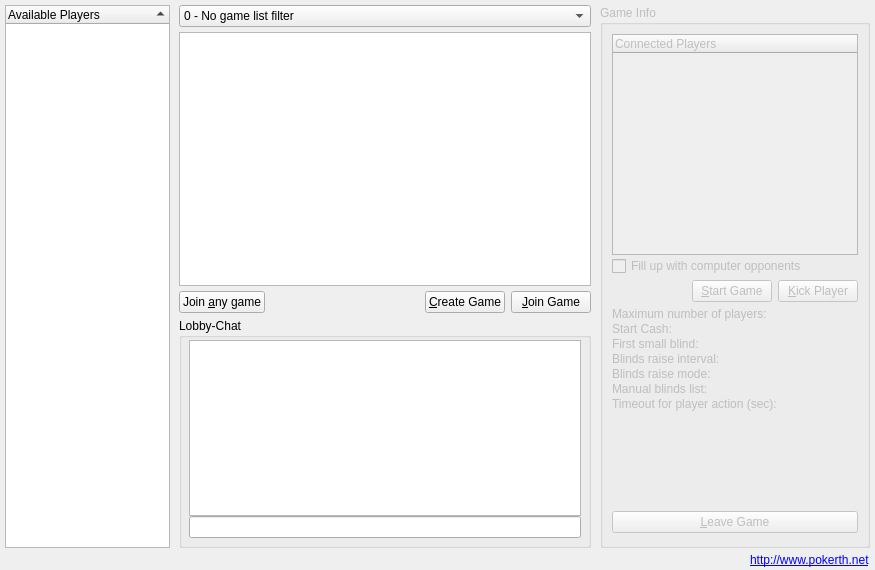
Qt form src/gui/qt/gamelobbydialog.ui (pokerth/pokerth) before a commit.
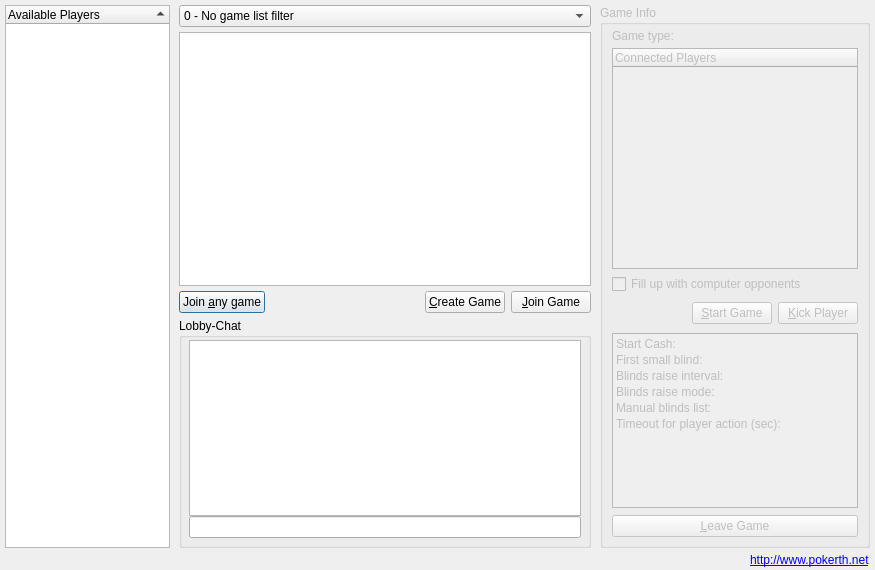
The same form after that commit.

Commit message: GUI: lobby game infos changes (not ready)

```diff
--- a/src/gui/qt/gamelobbydialog.ui
+++ b/src/gui/qt/gamelobbydialog.ui
@@ -80,312 +80,6 @@
      </column>
     </widget>
    </item>
-   <item row="0" column="2" rowspan="4">
-    <widget class="QGroupBox" name="groupBox_GameInfo">
-     <property name="enabled">
-      <bool>false</bool>
-     </property>
-     <property name="sizePolicy">
-      <sizepolicy hsizetype="Expanding" vsizetype="Expanding">
-       <horstretch>0</horstretch>
-       <verstretch>0</verstretch>
-      </sizepolicy>
-     </property>
-     <property name="minimumSize">
-      <size>
-       <width>270</width>
-       <height>0</height>
-      </size>
-     </property>
-     <property name="maximumSize">
-      <size>
-       <width>270</width>
-       <height>16777215</height>
-      </size>
-     </property>
-     <property name="title">
-      <string>Game Info</string>
-     </property>
-     <layout class="QVBoxLayout" name="verticalLayout">
-      <property name="spacing">
-       <number>1</number>
-      </property>
-      <item>
-       <widget class="QTreeWidget" name="treeWidget_connectedPlayers">
-        <property name="minimumSize">
-         <size>
-          <width>221</width>
-          <height>221</height>
-         </size>
-        </property>
-        <property name="midLineWidth">
-         <number>1</number>
-        </property>
-        <property name="iconSize">
-         <size>
-          <width>25</width>
-          <height>26</height>
-         </size>
-        </property>
-        <property name="indentation">
-         <number>15</number>
-        </property>
-        <column>
-         <property name="text">
-          <string>Connected Players</string>
-         </property>
-        </column>
-       </widget>
-      </item>
-      <item>
-       <widget class="QCheckBox" name="checkBox_fillUpWithComputerOpponents">
-        <property name="text">
-         <string>Fill up with computer opponents</string>
-        </property>
-       </widget>
-      </item>
-      <item>
-       <layout class="QHBoxLayout">
-        <property name="spacing">
-         <number>6</number>
-        </property>
-        <property name="topMargin">
-         <number>3</number>
-        </property>
-        <property name="bottomMargin">
-         <number>4</number>
-        </property>
-        <item>
-         <spacer>
-          <property name="orientation">
-           <enum>Qt::Horizontal</enum>
-          </property>
-          <property name="sizeHint" stdset="0">
-           <size>
-            <width>40</width>
-            <height>20</height>
-           </size>
-          </property>
-         </spacer>
-        </item>
-        <item>
-         <widget class="QPushButton" name="pushButton_StartGame">
-          <property name="enabled">
-           <bool>false</bool>
-          </property>
-          <property name="text">
-           <string>&amp;Start Game</string>
-          </property>
-         </widget>
-        </item>
-        <item>
-         <widget class="QPushButton" name="pushButton_Kick">
-          <property name="text">
-           <string>&amp;Kick Player</string>
-          </property>
-         </widget>
-        </item>
-       </layout>
-      </item>
-      <item>
-       <layout class="QHBoxLayout">
-        <item>
-         <widget class="QLabel" name="label_gameDesc1">
-          <property name="text">
-           <string>Maximum number of players: </string>
-          </property>
-         </widget>
-        </item>
-        <item>
-         <widget class="QLabel" name="label_MaximumNumberOfPlayers">
-          <property name="alignment">
-           <set>Qt::AlignRight|Qt::AlignTrailing|Qt::AlignVCenter</set>
-          </property>
-         </widget>
-        </item>
-       </layout>
-      </item>
-      <item>
-       <layout class="QHBoxLayout">
-        <item>
-         <widget class="QLabel" name="label_gameDesc2">
-          <property name="text">
-           <string>Start Cash: </string>
-          </property>
-         </widget>
-        </item>
-        <item>
-         <widget class="QLabel" name="label_StartCash">
-          <property name="alignment">
-           <set>Qt::AlignRight|Qt::AlignTrailing|Qt::AlignVCenter</set>
-          </property>
-         </widget>
-        </item>
-       </layout>
-      </item>
-      <item>
-       <layout class="QHBoxLayout">
-        <item>
-         <widget class="QLabel" name="label_gameDesc3">
-          <property name="text">
-           <string>First small blind: </string>
-          </property>
-         </widget>
-        </item>
-        <item>
-         <widget class="QLabel" name="label_SmallBlind">
-          <property name="alignment">
-           <set>Qt::AlignRight|Qt::AlignTrailing|Qt::AlignVCenter</set>
-          </property>
-         </widget>
-        </item>
-       </layout>
-      </item>
-      <item>
-       <layout class="QHBoxLayout">
-        <item>
-         <widget class="QLabel" name="label_gameDesc4">
-          <property name="text">
-           <string>Blinds raise interval: </string>
-          </property>
-          <property name="alignment">
-           <set>Qt::AlignLeading|Qt::AlignLeft|Qt::AlignTop</set>
-          </property>
-         </widget>
-        </item>
-        <item>
-         <widget class="QLabel" name="label_blindsRaiseIntervall">
-          <property name="alignment">
-           <set>Qt::AlignRight|Qt::AlignTop|Qt::AlignTrailing</set>
-          </property>
-         </widget>
-        </item>
-       </layout>
-      </item>
-      <item>
-       <layout class="QHBoxLayout">
-        <item>
-         <widget class="QLabel" name="label_gameDesc5">
-          <property name="text">
-           <string>Blinds raise mode: </string>
-          </property>
-          <property name="alignment">
-           <set>Qt::AlignLeading|Qt::AlignLeft|Qt::AlignTop</set>
-          </property>
-         </widget>
-        </item>
-        <item>
-         <widget class="QLabel" name="label_blindsRaiseMode">
-          <property name="text">
-           <string/>
-          </property>
-          <property name="alignment">
-           <set>Qt::AlignRight|Qt::AlignTop|Qt::AlignTrailing</set>
-          </property>
-          <property name="wordWrap">
-           <bool>true</bool>
-          </property>
-         </widget>
-        </item>
-       </layout>
-      </item>
-      <item>
-       <layout class="QHBoxLayout">
-        <item>
-         <widget class="QLabel" name="label_gameDesc6">
-          <property name="text">
-           <string>Manual blinds list:</string>
-          </property>
-          <property name="alignment">
-           <set>Qt::AlignLeading|Qt::AlignLeft|Qt::AlignTop</set>
-          </property>
-         </widget>
-        </item>
-        <item>
-         <widget class="QLabel" name="label_blindsList">
-          <property name="text">
-           <string/>
-          </property>
-          <property name="alignment">
-           <set>Qt::AlignRight|Qt::AlignTop|Qt::AlignTrailing</set>
-          </property>
-          <property name="wordWrap">
-           <bool>true</bool>
-          </property>
-         </widget>
-        </item>
-       </layout>
-      </item>
-      <item>
-       <layout class="QHBoxLayout">
-        <item>
-         <widget class="QLabel" name="label_gameDesc7">
-          <property name="text">
-           <string>Timeout for player action (sec): </string>
-          </property>
-         </widget>
-        </item>
-        <item>
-         <widget class="QLabel" name="label_TimeoutForPlayerAction">
-          <property name="alignment">
-           <set>Qt::AlignRight|Qt::AlignTrailing|Qt::AlignVCenter</set>
-          </property>
-         </widget>
-        </item>
-       </layout>
-      </item>
-      <item>
-       <spacer>
-        <property name="orientation">
-         <enum>Qt::Vertical</enum>
-        </property>
-        <property name="sizeHint" stdset="0">
-         <size>
-          <width>248</width>
-          <height>91</height>
-         </size>
-        </property>
-       </spacer>
-      </item>
-      <item>
-       <layout class="QHBoxLayout">
-        <property name="spacing">
-         <number>0</number>
-        </property>
-        <item>
-         <spacer>
-          <property name="orientation">
-           <enum>Qt::Vertical</enum>
-          </property>
-          <property name="sizeType">
-           <enum>QSizePolicy::Fixed</enum>
-          </property>
-          <property name="sizeHint" stdset="0">
-           <size>
-            <width>0</width>
-            <height>27</height>
-           </size>
-          </property>
-         </spacer>
-        </item>
-        <item>
-         <widget class="QPushButton" name="pushButton_Leave">
-          <property name="sizePolicy">
-           <sizepolicy hsizetype="Expanding" vsizetype="Fixed">
-            <horstretch>0</horstretch>
-            <verstretch>0</verstretch>
-           </sizepolicy>
-          </property>
-          <property name="text">
-           <string>&amp;Leave Game</string>
-          </property>
-         </widget>
-        </item>
-       </layout>
-      </item>
-     </layout>
-    </widget>
-   </item>
    <item row="2" column="1">
     <layout class="QHBoxLayout">
      <property name="spacing">
@@ -584,6 +278,355 @@
      </item>
     </widget>
    </item>
+   <item row="0" column="2" rowspan="4">
+    <widget class="QGroupBox" name="groupBox_GameInfo">
+     <property name="enabled">
+      <bool>false</bool>
+     </property>
+     <property name="sizePolicy">
+      <sizepolicy hsizetype="Expanding" vsizetype="Expanding">
+       <horstretch>0</horstretch>
+       <verstretch>0</verstretch>
+      </sizepolicy>
+     </property>
+     <property name="minimumSize">
+      <size>
+       <width>270</width>
+       <height>0</height>
+      </size>
+     </property>
+     <property name="maximumSize">
+      <size>
+       <width>270</width>
+       <height>16777215</height>
+      </size>
+     </property>
+     <property name="title">
+      <string>Game Info</string>
+     </property>
+     <layout class="QGridLayout" name="gridLayout_2">
+      <property name="topMargin">
+       <number>4</number>
+      </property>
+      <property name="bottomMargin">
+       <number>5</number>
+      </property>
+      <property name="verticalSpacing">
+       <number>5</number>
+      </property>
+      <item row="0" column="0">
+       <layout class="QHBoxLayout" name="horizontalLayout">
+        <item>
+         <widget class="QLabel" name="label">
+          <property name="text">
+           <string>Game type:</string>
+          </property>
+         </widget>
+        </item>
+        <item>
+         <widget class="QLabel" name="label_typeIcon"/>
+        </item>
+        <item>
+         <widget class="QLabel" name="label_typeText">
+          <property name="sizePolicy">
+           <sizepolicy hsizetype="Expanding" vsizetype="Preferred">
+            <horstretch>0</horstretch>
+            <verstretch>0</verstretch>
+           </sizepolicy>
+          </property>
+          <property name="text">
+           <string/>
+          </property>
+         </widget>
+        </item>
+       </layout>
+      </item>
+      <item row="1" column="0">
+       <widget class="QTreeWidget" name="treeWidget_connectedPlayers">
+        <property name="minimumSize">
+         <size>
+          <width>221</width>
+          <height>221</height>
+         </size>
+        </property>
+        <property name="midLineWidth">
+         <number>1</number>
+        </property>
+        <property name="iconSize">
+         <size>
+          <width>25</width>
+          <height>26</height>
+         </size>
+        </property>
+        <property name="indentation">
+         <number>15</number>
+        </property>
+        <column>
+         <property name="text">
+          <string>Connected Players</string>
+         </property>
+        </column>
+       </widget>
+      </item>
+      <item row="2" column="0">
+       <widget class="QCheckBox" name="checkBox_fillUpWithComputerOpponents">
+        <property name="text">
+         <string>Fill up with computer opponents</string>
+        </property>
+       </widget>
+      </item>
+      <item row="3" column="0">
+       <layout class="QHBoxLayout">
+        <property name="spacing">
+         <number>6</number>
+        </property>
+        <property name="topMargin">
+         <number>3</number>
+        </property>
+        <property name="bottomMargin">
+         <number>4</number>
+        </property>
+        <item>
+         <spacer>
+          <property name="orientation">
+           <enum>Qt::Horizontal</enum>
+          </property>
+          <property name="sizeHint" stdset="0">
+           <size>
+            <width>40</width>
+            <height>20</height>
+           </size>
+          </property>
+         </spacer>
+        </item>
+        <item>
+         <widget class="QPushButton" name="pushButton_StartGame">
+          <property name="enabled">
+           <bool>false</bool>
+          </property>
+          <property name="text">
+           <string>&amp;Start Game</string>
+          </property>
+         </widget>
+        </item>
+        <item>
+         <widget class="QPushButton" name="pushButton_Kick">
+          <property name="text">
+           <string>&amp;Kick Player</string>
+          </property>
+         </widget>
+        </item>
+       </layout>
+      </item>
+      <item row="4" column="0">
+       <widget class="QScrollArea" name="scrollArea">
+        <property name="widgetResizable">
+         <bool>true</bool>
+        </property>
+        <widget class="QWidget" name="scrollAreaWidgetContents">
+         <property name="geometry">
+          <rect>
+           <x>0</x>
+           <y>0</y>
+           <width>244</width>
+           <height>159</height>
+          </rect>
+         </property>
+         <layout class="QGridLayout" name="gridLayout">
+          <property name="horizontalSpacing">
+           <number>1</number>
+          </property>
+          <property name="verticalSpacing">
+           <number>2</number>
+          </property>
+          <property name="margin">
+           <number>3</number>
+          </property>
+          <item row="0" column="0">
+           <layout class="QHBoxLayout" name="_3">
+            <item>
+             <widget class="QLabel" name="label_gameDesc2">
+              <property name="text">
+               <string>Start Cash: </string>
+              </property>
+             </widget>
+            </item>
+            <item>
+             <widget class="QLabel" name="label_StartCash">
+              <property name="alignment">
+               <set>Qt::AlignRight|Qt::AlignTrailing|Qt::AlignVCenter</set>
+              </property>
+             </widget>
+            </item>
+           </layout>
+          </item>
+          <item row="1" column="0">
+           <layout class="QHBoxLayout">
+            <item>
+             <widget class="QLabel" name="label_gameDesc3">
+              <property name="text">
+               <string>First small blind: </string>
+              </property>
+             </widget>
+            </item>
+            <item>
+             <widget class="QLabel" name="label_SmallBlind">
+              <property name="alignment">
+               <set>Qt::AlignRight|Qt::AlignTrailing|Qt::AlignVCenter</set>
+              </property>
+             </widget>
+            </item>
+           </layout>
+          </item>
+          <item row="2" column="0">
+           <layout class="QHBoxLayout">
+            <item>
+             <widget class="QLabel" name="label_gameDesc4">
+              <property name="text">
+               <string>Blinds raise interval: </string>
+              </property>
+              <property name="alignment">
+               <set>Qt::AlignLeading|Qt::AlignLeft|Qt::AlignTop</set>
+              </property>
+             </widget>
+            </item>
+            <item>
+             <widget class="QLabel" name="label_blindsRaiseIntervall">
+              <property name="alignment">
+               <set>Qt::AlignRight|Qt::AlignTop|Qt::AlignTrailing</set>
+              </property>
+             </widget>
+            </item>
+           </layout>
+          </item>
+          <item row="3" column="0">
+           <layout class="QHBoxLayout">
+            <item>
+             <widget class="QLabel" name="label_gameDesc5">
+              <property name="text">
+               <string>Blinds raise mode: </string>
+              </property>
+              <property name="alignment">
+               <set>Qt::AlignLeading|Qt::AlignLeft|Qt::AlignTop</set>
+              </property>
+             </widget>
+            </item>
+            <item>
+             <widget class="QLabel" name="label_blindsRaiseMode">
+              <property name="text">
+               <string/>
+              </property>
+              <property name="alignment">
+               <set>Qt::AlignRight|Qt::AlignTop|Qt::AlignTrailing</set>
+              </property>
+              <property name="wordWrap">
+               <bool>true</bool>
+              </property>
+             </widget>
+            </item>
+           </layout>
+          </item>
+          <item row="4" column="0">
+           <layout class="QHBoxLayout">
+            <item>
+             <widget class="QLabel" name="label_gameDesc6">
+              <property name="text">
+               <string>Manual blinds list:</string>
+              </property>
+              <property name="alignment">
+               <set>Qt::AlignLeading|Qt::AlignLeft|Qt::AlignTop</set>
+              </property>
+             </widget>
+            </item>
+            <item>
+             <widget class="QLabel" name="label_blindsList">
+              <property name="text">
+               <string/>
+              </property>
+              <property name="alignment">
+               <set>Qt::AlignRight|Qt::AlignTop|Qt::AlignTrailing</set>
+              </property>
+              <property name="wordWrap">
+               <bool>true</bool>
+              </property>
+             </widget>
+            </item>
+           </layout>
+          </item>
+          <item row="5" column="0">
+           <layout class="QHBoxLayout">
+            <item>
+             <widget class="QLabel" name="label_gameDesc7">
+              <property name="text">
+               <string>Timeout for player action (sec): </string>
+              </property>
+             </widget>
+            </item>
+            <item>
+             <widget class="QLabel" name="label_TimeoutForPlayerAction">
+              <property name="alignment">
+               <set>Qt::AlignRight|Qt::AlignTrailing|Qt::AlignVCenter</set>
+              </property>
+             </widget>
+            </item>
+           </layout>
+          </item>
+          <item row="6" column="0">
+           <spacer name="verticalSpacer">
+            <property name="orientation">
+             <enum>Qt::Vertical</enum>
+            </property>
+            <property name="sizeHint" stdset="0">
+             <size>
+              <width>20</width>
+              <height>40</height>
+             </size>
+            </property>
+           </spacer>
+          </item>
+         </layout>
+        </widget>
+       </widget>
+      </item>
+      <item row="5" column="0">
+       <layout class="QHBoxLayout">
+        <property name="spacing">
+         <number>0</number>
+        </property>
+        <item>
+         <spacer>
+          <property name="orientation">
+           <enum>Qt::Vertical</enum>
+          </property>
+          <property name="sizeType">
+           <enum>QSizePolicy::Fixed</enum>
+          </property>
+          <property name="sizeHint" stdset="0">
+           <size>
+            <width>0</width>
+            <height>27</height>
+           </size>
+          </property>
+         </spacer>
+        </item>
+        <item>
+         <widget class="QPushButton" name="pushButton_Leave">
+          <property name="sizePolicy">
+           <sizepolicy hsizetype="Expanding" vsizetype="Fixed">
+            <horstretch>0</horstretch>
+            <verstretch>0</verstretch>
+           </sizepolicy>
+          </property>
+          <property name="text">
+           <string>&amp;Leave Game</string>
+          </property>
+         </widget>
+        </item>
+       </layout>
+      </item>
+     </layout>
+    </widget>
+   </item>
   </layout>
  </widget>
  <tabstops>
```
The commit also changes 1 other file.
